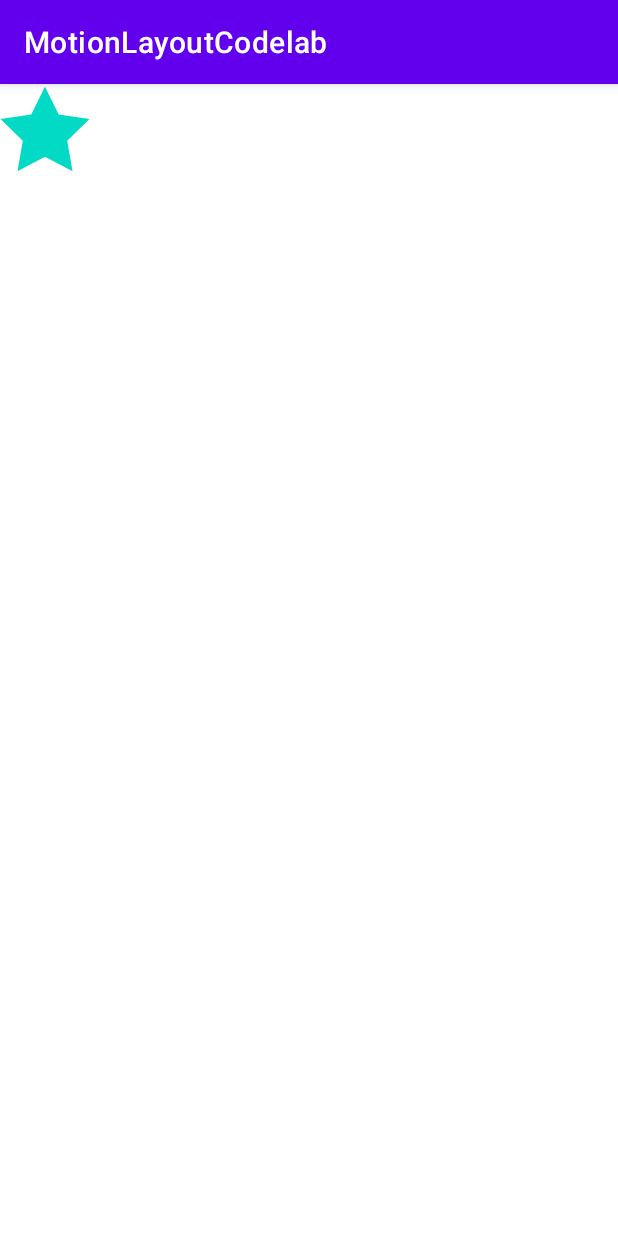
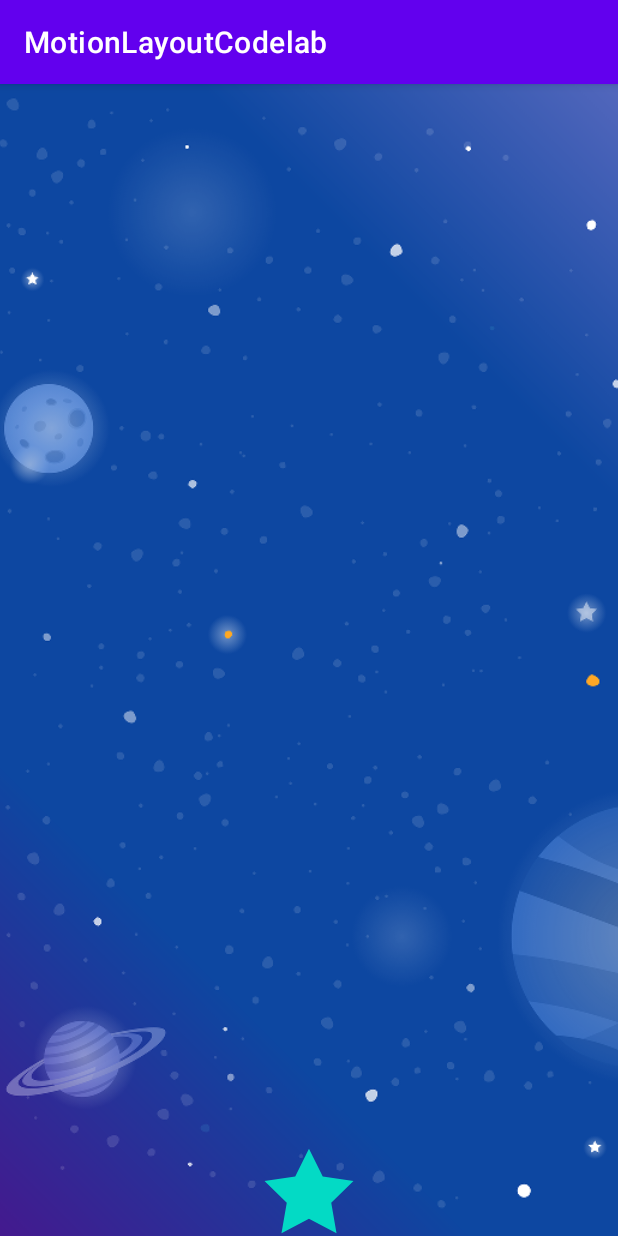
Before and after one commit to tangwanchao/MotionLayoutCodelab, an Android app: the screen it shows after launch (MainActivity), on a phone screen of 412 x 824 dp. Run offline under Robolectric (Android 15) with nearby library versions, the phone set to English and light mode, and no system bars.

Commit message:
拖动动画完成

```diff
--- a/app/src/main/res/layout/activity_main.xml
+++ b/app/src/main/res/layout/activity_main.xml
@@ -18,14 +18,51 @@
     xmlns:app="http://schemas.android.com/apk/res-auto"
     android:layout_width="match_parent"
     android:layout_height="match_parent"
+    xmlns:tools="http://schemas.android.com/tools"
     app:layoutDescription="@xml/activity_main_scene">
+
+    <ImageView
+        android:id="@+id/background"
+        android:layout_width="0dp"
+        android:layout_height="0dp"
+        app:layout_constraintTop_toTopOf="parent"
+        app:layout_constraintBottom_toBottomOf="parent"
+        app:layout_constraintStart_toStartOf="parent"
+        app:layout_constraintEnd_toEndOf="parent"
+        app:srcCompat="@drawable/background"
+        android:scaleType="centerCrop"
+        tools:ignore="ContentDescription" />
+
+
+    <ImageView
+        android:id="@+id/left_star"
+        android:layout_width="wrap_content"
+        android:layout_height="wrap_content"
+        app:srcCompat="@drawable/ic_star_outline"
+        app:tint="?colorOnPrimary" />
+
+    <ImageView
+        android:id="@+id/right_star"
+        android:layout_width="wrap_content"
+        android:layout_height="wrap_content"
+        app:srcCompat="@drawable/ic_star_outline"
+        app:tint="?colorOnPrimary" />
 
     <ImageView
         android:id="@+id/red_star"
         android:layout_width="wrap_content"
         android:layout_height="wrap_content"
-        android:layout_margin="30dp"
         app:srcCompat="@drawable/ic_star_outline"
         app:tint="?colorSecondary" />
 
+    <TextView
+        android:id="@+id/credits"
+        android:layout_width="wrap_content"
+        android:layout_height="wrap_content"
+        android:textColor="?colorOnPrimary"
+        android:padding="16dp"
+        android:alpha="0.8"
+        app:layout_constraintTop_toTopOf="parent"
+        app:layout_constraintEnd_toEndOf="parent" />
+
 </androidx.constraintlayout.motion.widget.MotionLayout>
--- a/app/src/main/res/xml/activity_main_scene.xml
+++ b/app/src/main/res/xml/activity_main_scene.xml
@@ -3,31 +3,69 @@
     xmlns:android="http://schemas.android.com/apk/res/android"
     xmlns:motion="http://schemas.android.com/apk/res-auto">
 
+    <!-- A transition describes an animation via start and end state -->
     <Transition
-        motion:constraintSetEnd="@+id/end"
-        motion:constraintSetStart="@id/start"
-        motion:duration="1000">
-       <KeyFrameSet>
-       </KeyFrameSet>
-        <OnClick motion:targetId="@+id/red_star"
-            motion:clickAction="toggle"/>
+        motion:constraintSetStart="@+id/start"
+        motion:constraintSetEnd="@+id/end">
+        <OnSwipe motion:touchAnchorId="@id/red_star" />
     </Transition>
 
+    <!-- Constraints to apply at the start of the animation -->
     <ConstraintSet android:id="@+id/start">
         <Constraint
             android:id="@+id/red_star"
             android:layout_width="wrap_content"
             android:layout_height="wrap_content"
-            motion:layout_constraintTop_toTopOf="parent"
-            motion:layout_constraintStart_toStartOf="parent" />
+            motion:layout_constraintStart_toStartOf="parent"
+            motion:layout_constraintEnd_toEndOf="parent"
+            motion:layout_constraintBottom_toBottomOf="parent" />
+
+        <Constraint
+            android:id="@+id/left_star"
+            android:layout_width="wrap_content"
+            android:layout_height="wrap_content"
+            android:alpha="0.0"
+            motion:layout_constraintStart_toStartOf="parent"
+            motion:layout_constraintEnd_toEndOf="parent"
+            motion:layout_constraintBottom_toBottomOf="parent" />
+
+        <Constraint
+            android:id="@+id/right_star"
+            android:layout_width="wrap_content"
+            android:layout_height="wrap_content"
+            android:alpha="0.0"
+            motion:layout_constraintStart_toStartOf="parent"
+            motion:layout_constraintEnd_toEndOf="parent"
+            motion:layout_constraintBottom_toBottomOf="parent" />
     </ConstraintSet>
 
+    <!-- Constraints to apply at the end of the animation -->
     <ConstraintSet android:id="@+id/end">
+        <Constraint
+            android:id="@+id/left_star"
+            android:layout_width="wrap_content"
+            android:layout_height="wrap_content"
+            android:alpha="1.0"
+            motion:layout_constraintHorizontal_chainStyle="packed"
+            motion:layout_constraintStart_toStartOf="parent"
+            motion:layout_constraintEnd_toStartOf="@id/red_star"
+            motion:layout_constraintTop_toBottomOf="@id/credits" />
+
         <Constraint
             android:id="@+id/red_star"
             android:layout_width="wrap_content"
             android:layout_height="wrap_content"
+            motion:layout_constraintStart_toEndOf="@id/left_star"
+            motion:layout_constraintEnd_toStartOf="@id/right_star"
+            motion:layout_constraintTop_toBottomOf="@id/credits" />
+
+        <Constraint
+            android:id="@+id/right_star"
+            android:layout_width="wrap_content"
+            android:layout_height="wrap_content"
+            android:alpha="1.0"
+            motion:layout_constraintStart_toEndOf="@id/red_star"
             motion:layout_constraintEnd_toEndOf="parent"
-            motion:layout_constraintBottom_toBottomOf="parent" />
+            motion:layout_constraintTop_toBottomOf="@id/credits" />
     </ConstraintSet>
 </MotionScene>
```
Also changed, not shown: app/src/main/res/drawable-xxhdpi/background.png (added).
